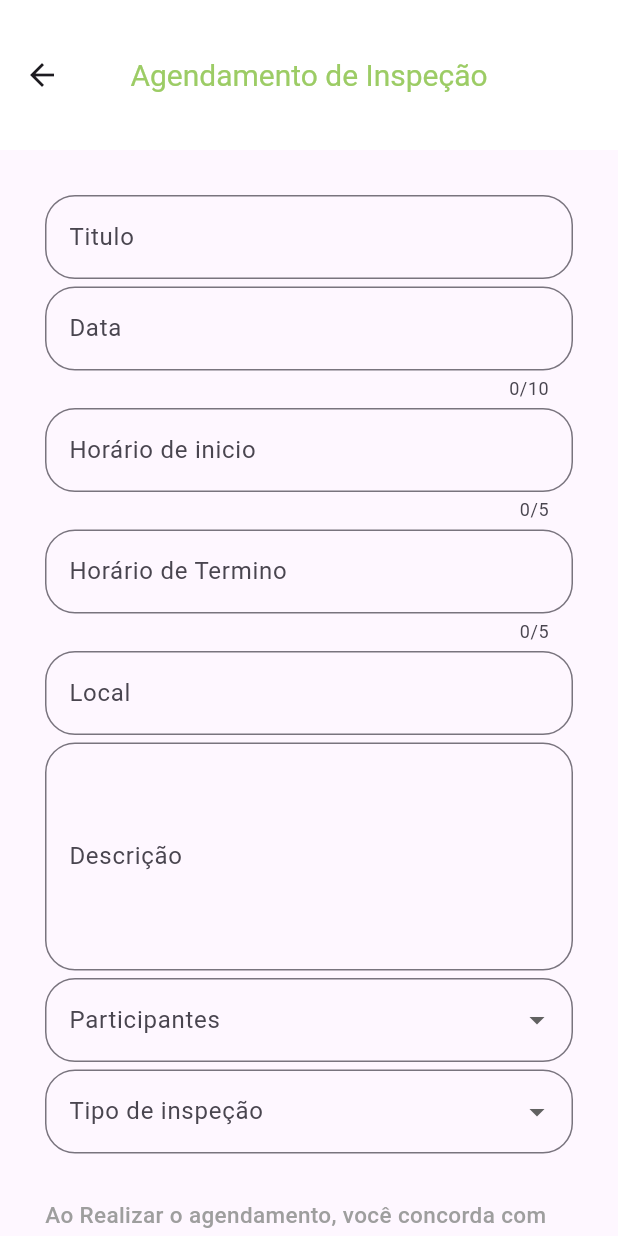
After one commit to orbitatecnologiafsa/safecheck, a Flutter app: the AgendamentoInsp screen opened directly, on a phone screen of 412 x 824 dp. The commit adds this screen. Run offline on Flutter 3.47's test engine with Material 3 defaults, Android fonts, the phone set to English and light mode, and no system bars; our stand-ins replace another_flutter_splash_screen, cloud_firestore, firebase_auth, firebase_core, flutter_otp_text_field, google_nav_bar and 2 more; accounts and stored records are empty.

Commit message:
lib: Agendamento de inspeções

```diff
--- /dev/null
+++ b/lib/pages/agendamento_insp/agen_insp.dart
@@ -0,0 +1,250 @@
+import 'package:flutter/material.dart';
+import 'package:cloud_firestore/cloud_firestore.dart';
+import 'package:mask_text_input_formatter/mask_text_input_formatter.dart';  // Importa a dependência para mascaras
+
+class AgendamentoInsp extends StatefulWidget {
+  const AgendamentoInsp({super.key});
+
+  @override
+  State<StatefulWidget> createState() => _AgendamentoInsp();
+}
+
+class _AgendamentoInsp extends State<AgendamentoInsp> {
+  final _formKey = GlobalKey<FormState>();
+
+  var titulo_inspecao = TextEditingController();
+  var data = TextEditingController();
+  var horario_inicio = TextEditingController();
+  var horario_fim = TextEditingController();
+  var local = TextEditingController();
+  var descricao = TextEditingController();
+
+  String? participanteSelecionado;
+  String? tipoSelecionado;
+
+  final maskDATA = MaskTextInputFormatter(mask: '##/##/####');
+  final maskHORA = MaskTextInputFormatter(mask: '##:##');
+
+  Future<void> createCad() async {
+    final FirebaseFirestore firestore = FirebaseFirestore.instance;
+    try {
+      await firestore.collection('Agendamento_inspeção').add({
+        'Titulo_Inspeção': titulo_inspecao.text,
+        'Data': data.text,
+        'Horario_Inicio': horario_inicio.text,
+        'Horario_Fim': horario_fim.text,
+        'Local': local.text,
+        'Descricao': descricao.text,
+        'Participantes': participanteSelecionado,
+        'Tipo_Inspecao': tipoSelecionado,
+        'data_criação': FieldValue.serverTimestamp(),
+      });
+
+      ScaffoldMessenger.of(context).showSnackBar(const SnackBar(content: Text('Cadastro realizado com sucesso')));
+      _formKey.currentState?.reset();
+    } catch (e) {
+      ScaffoldMessenger.of(context).showSnackBar(SnackBar(content: Text('Erro ao salvar cadastro: $e')));
+    }
+  }
+
+  @override
+  Widget build(BuildContext context) {
+    return Scaffold(
+      resizeToAvoidBottomInset: false,
+      appBar: AppBar(
+        toolbarHeight: 100,
+        title: const Text('Agendamento de Inspeção'),
+        titleTextStyle: const TextStyle(color: Color(0xFF9CCC65), fontSize: 20),
+        centerTitle: true,
+        backgroundColor: Colors.white,
+      ),
+      body: SingleChildScrollView(
+        physics: const BouncingScrollPhysics(),
+        child: Padding(
+          padding: const EdgeInsets.symmetric(horizontal: 30.0, vertical: 10),
+          child: Form(
+            key: _formKey,
+            child: Column(
+              children: [
+                const SizedBox(height: 20),
+                TextFormField(
+                  controller: titulo_inspecao,
+                  decoration: InputDecoration(
+                    labelText: 'Titulo',
+                    border: OutlineInputBorder(borderRadius: BorderRadius.circular(20.0)),
+                  ),
+                  validator: (value) {
+                    if (value == null || value.isEmpty) {
+                      return 'Titulo obrigatório.';
+                    }
+                    return null;
+                  },
+                ),
+                const SizedBox(height: 5),
+                TextFormField(
+                  controller: data,
+                  decoration: InputDecoration(
+                    labelText: 'Data',
+                    border: OutlineInputBorder(borderRadius: BorderRadius.circular(20.0)),
+                  ),
+                  inputFormatters: [maskDATA],
+                  maxLength: 10,
+                  keyboardType: TextInputType.number,
+                  validator: (value) {
+                    if (value == null || value.isEmpty) {
+                      return 'Data obrigatória.';
+                    }
+                    return null;
+                  },
+                ),
+                const SizedBox(height: 5),
+                TextFormField(
+                  controller: horario_inicio,
+                  keyboardType: TextInputType.number,
+                  decoration: InputDecoration(
+                    labelText: 'Horário de inicio',
+                    border: OutlineInputBorder(borderRadius: BorderRadius.circular(20.0)),
+                  ),
+                  inputFormatters: [maskHORA],
+                  maxLength: 5,
+                  validator: (value) {
+                    if (value == null || value.isEmpty) {
+                      return 'Horário de inicio obrigatório.';
+                    }
+                    return null;
+                  },
+                ),
+                const SizedBox(height: 5),
+                TextFormField(
+                  controller: horario_fim,
+                  keyboardType: TextInputType.number,
+                  decoration: InputDecoration(
+                    labelText: 'Horário de Termino',
+                    border: OutlineInputBorder(borderRadius: BorderRadius.circular(20.0)),
+                  ),
+                  inputFormatters: [maskHORA],
+                  maxLength: 5,
+                  validator: (value) {
+                    if (value == null || value.isEmpty) {
+                      return 'Horário de termino obrigatório.';
+                    }
+                    return null;
+                  },
+                ),
+                const SizedBox(height: 5),
+                TextFormField(
+                  controller: local,
+                  decoration: InputDecoration(
+                    labelText: 'Local',
+                    border: OutlineInputBorder(borderRadius: BorderRadius.circular(20.0)),
+                  ),
+                  validator: (value) {
+                    if (value == null || value.isEmpty) {
+                      return 'Local obrigatório.';
+                    }
+                    return null;
+                  },
+                ),
+                const SizedBox(height: 5),
+                TextFormField(
+                  controller: descricao,
+                  maxLines: 5,
+                  decoration: InputDecoration(
+                    labelText: 'Descrição',
+                    border: OutlineInputBorder(borderRadius: BorderRadius.circular(20.0)),
+                  ),
+                ),
+                const SizedBox(height: 5),
+                DropdownButtonFormField<String>(
+                  value: participanteSelecionado,
+                  decoration: InputDecoration(
+                    labelText: 'Participantes',
+                    border: OutlineInputBorder(borderRadius: BorderRadius.circular(20.0)),
+                  ),
+                  items: const [
+                    DropdownMenuItem(value: 'Ergonomistas', child: Text('Ergonomistas')),
+                    DropdownMenuItem(value: 'Tec.Segurança', child: Text('Tec.Segurança')),
+                    DropdownMenuItem(value: 'Supervisores', child: Text('Supervisores')),
+                    DropdownMenuItem(value: 'Trabalhadores específicos', child: Text('Trabalhadores específicos')),
+                  ],
+                  onChanged: (value) {
+                    setState(() {
+                      participanteSelecionado = value;
+                    });
+                  },
+                  validator: (value) {
+                    if (value == null || value.isEmpty) {
+                      return 'Selecionar os participantes é obrigatório.';
+                    }
+                    return null;
+                  },
+                ),
+                const SizedBox(height: 5),
+                DropdownButtonFormField<String>(
+                  value: tipoSelecionado,
+                  decoration: InputDecoration(
+                    labelText: 'Tipo de inspeção',
+                    border: OutlineInputBorder(borderRadius: BorderRadius.circular(20.0)),
+                  ),
+                  items: const [
+                    DropdownMenuItem(value: 'Rotineira', child: Text('Rotineira')),
+                    DropdownMenuItem(value: 'Extraordinária', child: Text('Extraordinária')),
+                    DropdownMenuItem(value: 'Demanda', child: Text('Demanda')),
+                  ],
+                  onChanged: (value) {
+                    setState(() {
+                      tipoSelecionado = value;
+                    });
+                  },
+                  validator: (value) {
+                    if (value == null || value.isEmpty) {
+                      return 'Selecionar o tipo é obrigatório.';
+                    }
+                    return null;
+                  },
+                ),
+                const SizedBox(height: 10),
+                Padding(
+                  padding: const EdgeInsets.symmetric(vertical: 20.0),
+                  child: Align(
+                    alignment: Alignment.bottomLeft,
+                    child: GestureDetector(
+                      child: const Text(
+                        'Ao Realizar o agendamento, você concorda com nossos Termos e Condições e Política de Privacidade',
+                        style: TextStyle(fontSize: 15, fontWeight: FontWeight.w500, color: Colors.grey),
+                      ),
+                      onTap: () {},
+                    ),
+                  ),
+                ),
+                ElevatedButton(
+                  onPressed: () {
+                    if (_formKey.currentState?.validate() ?? false) {
+                      createCad();
+                    } else {
+                      ScaffoldMessenger.of(context).showSnackBar(const SnackBar(
+                        content: Text('Por favor, corrija os erros no formulário'),
+                      ));
+                    }
+                  },
+                  style: ElevatedButton.styleFrom(
+                    backgroundColor: Colors.green,
+                    minimumSize: const Size.fromHeight(45),
+                    shape: RoundedRectangleBorder(borderRadius: BorderRadius.circular(10)),
+                  ),
+                  child: const Center(
+                    child: Text(
+                      "Realizar Agendamento",
+                      style: TextStyle(fontSize: 15, color: Colors.white),
+                    ),
+                  ),
+                ),
+                const SizedBox(height: 25),
+              ],
+            ),
+          ),
+        ),
+      ),
+    );
+  }
+}
--- a/lib/pages/home/home.dart
+++ b/lib/pages/home/home.dart
@@ -1,3 +1,4 @@
+import 'package:SafeCheck/pages/agendamento_insp/agen_insp.dart';
 import 'package:SafeCheck/pages/home/menus/cadselec.dart';
 import 'package:flutter/material.dart';
 import 'package:firebase_auth/firebase_auth.dart';
@@ -177,7 +178,7 @@ final user = FirebaseAuth.instance.currentUser!;
           ),
          InkWell(
             onTap: (){
-          //    Navigator.push(context, MaterialPageRoute(builder: (context)=>const Soon()));
+              Navigator.push(context, MaterialPageRoute(builder: (context)=>const AgendamentoInsp()));
             },
             child: Container(
             decoration: const BoxDecoration(
```
Also changed, not shown: 1 other file.
